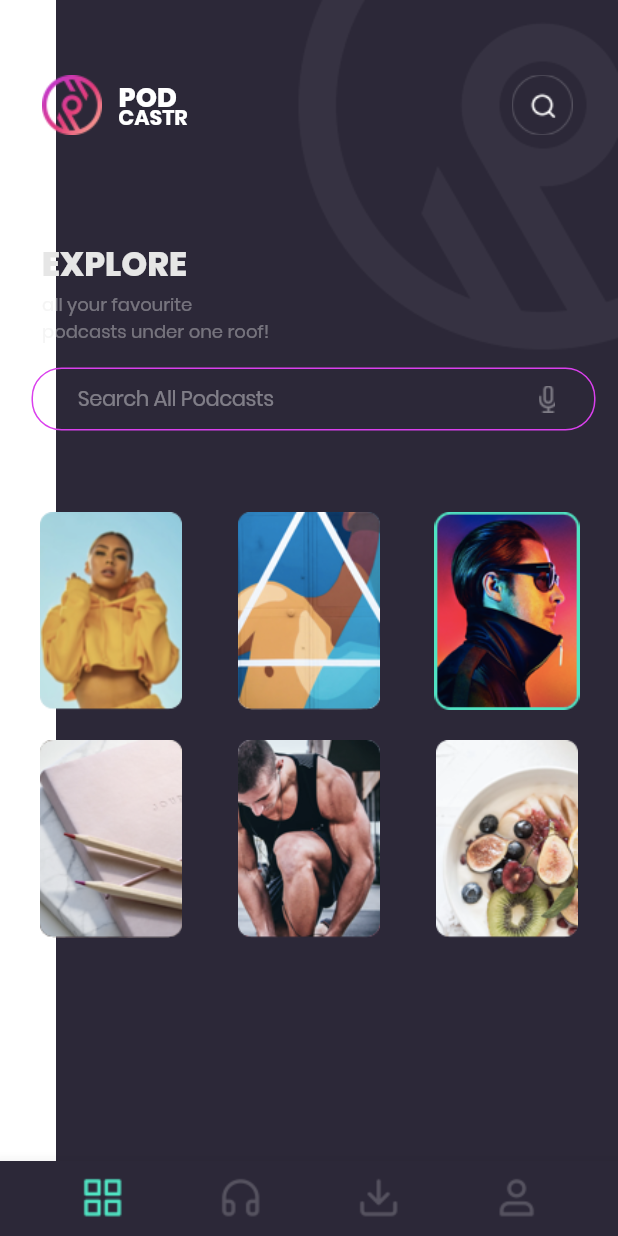
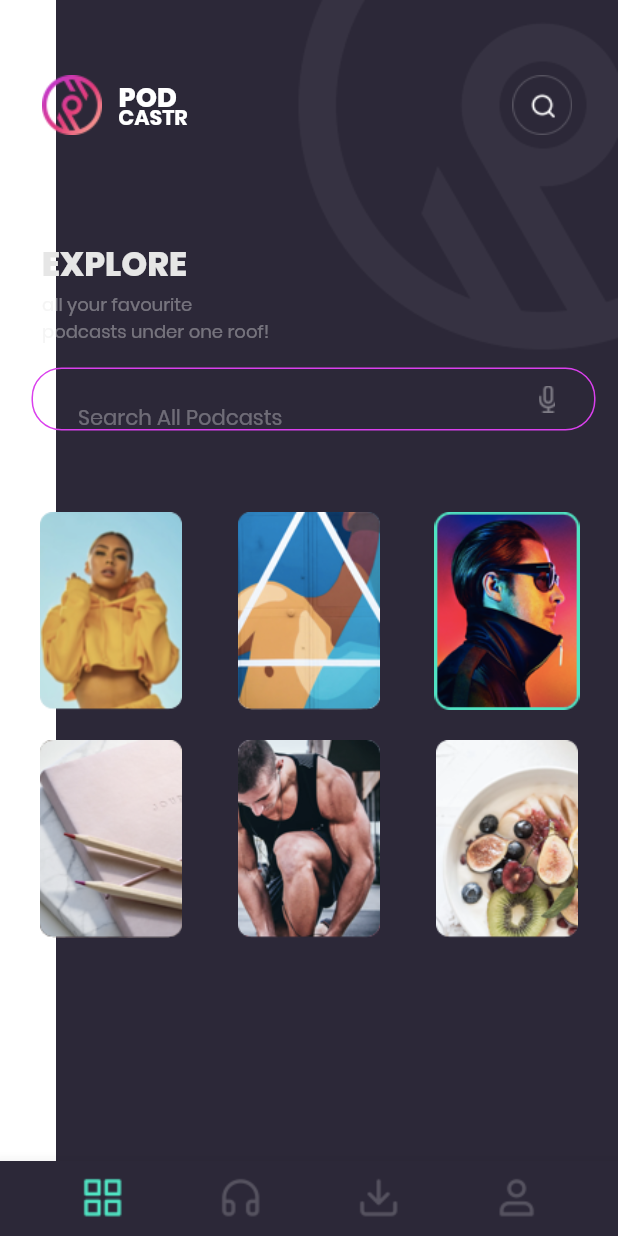
Before and after one commit to duythien0912/Movie-App, a Flutter app: the ExploreWidget screen opened directly, on a phone screen of 412 x 824 dp. Run offline on Flutter 3.47's test engine with Material 2 defaults, Android fonts, the phone set to English and light mode, and no system bars.

Commit message:
convert to search button and text field search

```diff
--- a/lib/screens/explore_widget.dart
+++ b/lib/screens/explore_widget.dart
@@ -5,6 +5,8 @@ import 'package:pod_castr/navbar/list_fim.dart';
 import 'package:pod_castr/navbar/bottom_nav_bar.dart';
 
 class ExploreWidget extends StatelessWidget {
+  void onSearchPressed(BuildContext context) {}
+
   @override
   Widget build(BuildContext context) {
     return Scaffold(
@@ -104,9 +106,14 @@ class ExploreWidget extends StatelessWidget {
                         Container(
                           width: 41,
                           height: 41,
-                          child: Image.asset(
-                            "assets/images/search-.png",
-                            fit: BoxFit.none,
+                          child: FlatButton(
+                            onPressed: () => this.onSearchPressed(context),
+                            color: Colors.transparent,
+                            textColor: Color.fromARGB(255, 0, 0, 0),
+                            padding: EdgeInsets.all(0),
+                            child: Image.asset(
+                              "assets/images/search-.png",
+                            ),
                           ),
                         ),
                       ],
@@ -159,18 +166,26 @@ class ExploreWidget extends StatelessWidget {
                     child: Row(
                       children: [
                         Container(
+                          width: 154,
+                          height: 22,
                           margin: EdgeInsets.only(left: 30),
                           child: Opacity(
-                            opacity: 0.4,
-                            child: Text(
-                              "Search All Podcasts",
+                            opacity: 0.8,
+                            child: TextField(
+                              decoration: InputDecoration(
+                                hintText: "Search All Podcasts",
+                                hintStyle: TextStyle(
+                                    color: Color.fromARGB(102, 255, 255, 255)),
+                                contentPadding: EdgeInsets.all(0),
+                                border: InputBorder.none,
+                              ),
                               style: TextStyle(
                                 color: Color.fromARGB(255, 255, 255, 255),
                                 fontSize: 14,
-                                letterSpacing: -0.3,
                                 fontFamily: "Poppins",
                               ),
-                              textAlign: TextAlign.left,
+                              maxLines: 1,
+                              autocorrect: false,
                             ),
                           ),
                         ),
```
